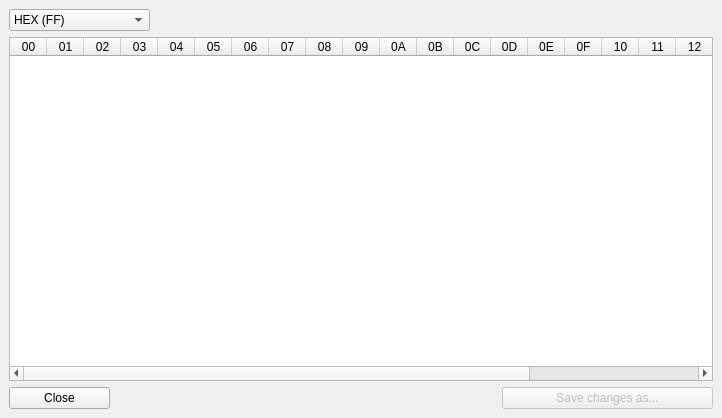
First picture: the form in qtgui/frames/hex_viewer_widget.ui, repository PinguinoIDE/pinguino-ide, before the edit.
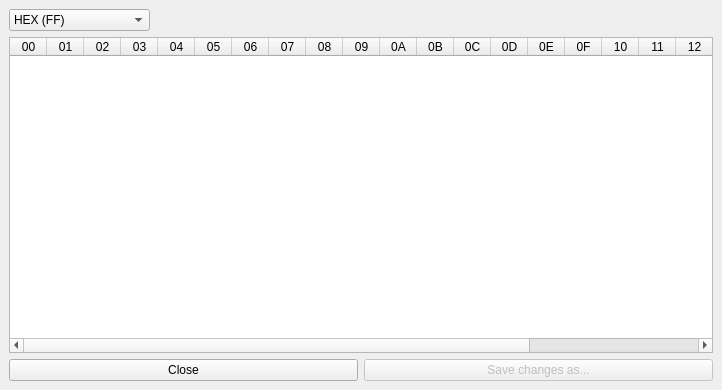
Second picture: the form after the edit.

The edit to the form file:
```diff
--- a/qtgui/frames/hex_viewer_widget.ui
+++ b/qtgui/frames/hex_viewer_widget.ui
@@ -7,7 +7,7 @@
     <x>0</x>
     <y>0</y>
     <width>722</width>
-    <height>418</height>
+    <height>390</height>
    </rect>
   </property>
   <property name="windowTitle">
@@ -191,53 +191,16 @@
      <layout class="QHBoxLayout" name="horizontalLayout_2">
       <item>
        <widget class="QPushButton" name="pushButton_close">
-        <property name="minimumSize">
-         <size>
-          <width>101</width>
-          <height>0</height>
-         </size>
-        </property>
-        <property name="maximumSize">
-         <size>
-          <width>101</width>
-          <height>16777215</height>
-         </size>
-        </property>
         <property name="text">
          <string>Close</string>
         </property>
        </widget>
       </item>
-      <item>
-       <spacer name="horizontalSpacer">
-        <property name="orientation">
-         <enum>Qt::Horizontal</enum>
-        </property>
-        <property name="sizeHint" stdset="0">
-         <size>
-          <width>40</width>
-          <height>20</height>
-         </size>
-        </property>
-       </spacer>
-      </item>
       <item>
        <widget class="QPushButton" name="pushButton_save_changes">
         <property name="enabled">
          <bool>false</bool>
         </property>
-        <property name="minimumSize">
-         <size>
-          <width>211</width>
-          <height>0</height>
-         </size>
-        </property>
-        <property name="maximumSize">
-         <size>
-          <width>281</width>
-          <height>16777215</height>
-         </size>
-        </property>
         <property name="text">
          <string>Save changes as...</string>
         </property>
```
